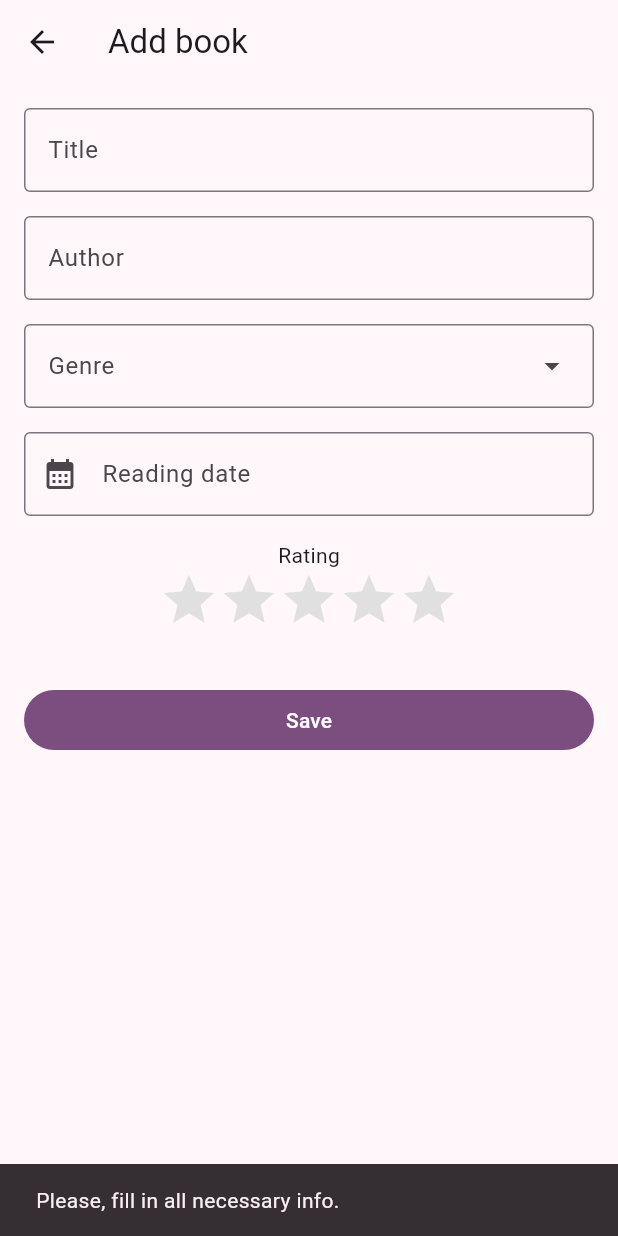
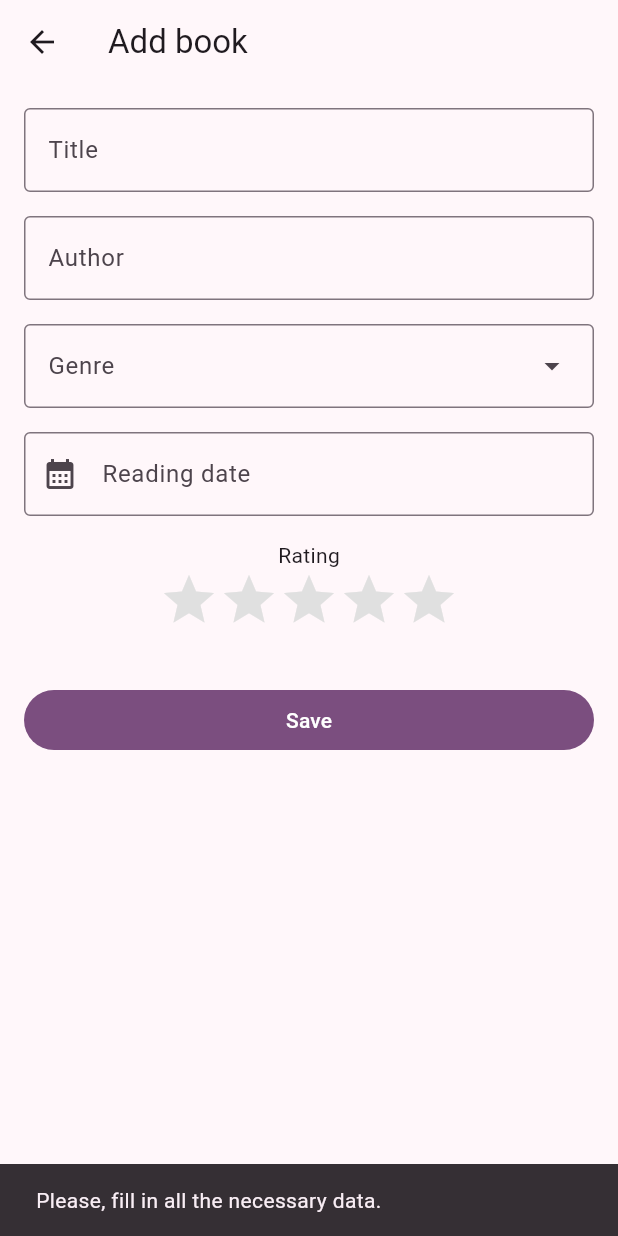
Before and after one commit to vlytvyne/bookshelf, a Flutter app: the AddBookScreen screen opened directly, after a tap on "Save", on a phone screen of 412 x 824 dp. Run offline on Flutter 3.47's test engine with Material 3 defaults, Android fonts, the phone set to English and light mode, and no system bars; drawn by our look-alikes of flutter_rating_bar; our stand-ins replace floor, flutter_riverpod, gap, sqflite; accounts and stored records are empty; generated files the repository leaves out were written again.

Commit message:
small refactor

```diff
--- a/lib/data/database/type_converters.dart
+++ b/lib/data/database/type_converters.dart
@@ -13,7 +13,6 @@ class DateTimeConverter extends TypeConverter<DateTime, int> {
   }
 }
 
-
 class GenreConverter extends TypeConverter<Genre, String> {
   @override
   Genre decode(String databaseValue) {
--- a/lib/data/enums/genre.dart
+++ b/lib/data/enums/genre.dart
@@ -8,7 +8,6 @@ enum Genre {
   classic('Classic'),
   memoir('Memoir');
 
-  /// Better to have it outside of the enum
   final String displayName;
 
   const Genre(this.displayName);
--- a/lib/ui/screens/add_book_screen.dart
+++ b/lib/ui/screens/add_book_screen.dart
@@ -28,10 +28,19 @@ class _AddBookScreenState extends ConsumerState<AddBookScreen> {
   @override
   Widget build(BuildContext context) {
     return Scaffold(
-      appBar: AppBar(
-        title: Text('Add book'),
-      ),
-      body: SingleChildScrollView(
+      appBar: _buildAppBar(),
+      body: _buildBody(context),
+    );
+  }
+
+  AppBar _buildAppBar() {
+    return AppBar(
+      title: const Text('Add book'),
+    );
+  }
+
+  SingleChildScrollView _buildBody(BuildContext context) {
+    return SingleChildScrollView(
       child: Form(
         key: _formKey,
         child: Padding(
@@ -39,21 +48,45 @@ class _AddBookScreenState extends ConsumerState<AddBookScreen> {
           child: Column(
             children: [
               const Gap(16),
-                TextFormField(
+              _buildTitleInputField(),
+              const Gap(16),
+              _buildAuthorInputField(),
+              const Gap(16),
+              _buildGenreDropdown(),
+              const Gap(16),
+              _buildDatePickerButton(context),
+              const Gap(16),
+              const Text('Rating'),
+              _buildRatingBar(),
+              const Gap(40),
+              _buildSaveBtn(),
+            ],
+          ),
+        ),
+      ),
+    );
+  }
+
+  TextFormField _buildTitleInputField() {
+    return TextFormField(
       controller: _titleController,
-                  decoration: InputDecoration(
+      decoration: const InputDecoration(
         hintText: 'Title',
       ),
-                ),
-                const Gap(16),
-                TextFormField(
+    );
+  }
+
+  TextFormField _buildAuthorInputField() {
+    return TextFormField(
       controller: _authorController,
-                  decoration: InputDecoration(
+      decoration: const InputDecoration(
         hintText: 'Author',
       ),
-                ),
-                const Gap(16),
-                DropdownMenu(
+    );
+  }
+
+  DropdownMenu<Genre> _buildGenreDropdown() {
+    return DropdownMenu(
       hintText: 'Genre',
       width: double.infinity,
       dropdownMenuEntries: Genre.values.map(
@@ -62,12 +95,14 @@ class _AddBookScreenState extends ConsumerState<AddBookScreen> {
       onSelected: (genre) {
         _selectedGenre = genre;
       },
-                ),
-                const Gap(16),
-                TextFormField(
+    );
+  }
+
+  TextFormField _buildDatePickerButton(BuildContext context) {
+    return TextFormField(
       controller: _readingDateController,
       readOnly: true,
-                  decoration: InputDecoration(
+      decoration: const InputDecoration(
         hintText: 'Reading date',
         prefixIcon: Icon(Icons.calendar_month),
       ),
@@ -78,10 +113,11 @@ class _AddBookScreenState extends ConsumerState<AddBookScreen> {
           _readingDateController.text = DateFormat.yMd().format(result);
         }
       },
-                ),
-                const Gap(16),
-                Text('Rating'),
-                RatingBar.builder(
+    );
+  }
+
+  RatingBar _buildRatingBar() {
+    return RatingBar.builder(
       initialRating: 0,
       direction: Axis.horizontal,
       itemCount: 5,
@@ -93,20 +129,16 @@ class _AddBookScreenState extends ConsumerState<AddBookScreen> {
         Icons.star,
         color: Colors.amber,
       ),
-                ),
-                const Gap(40),
-                SizedBox(
+    );
+  }
+
+  SizedBox _buildSaveBtn() {
+    return SizedBox(
       height: 40,
       width: double.infinity,
       child: FilledButton(
-                    child: Text('Save'),
+        child: const Text('Save'),
         onPressed: _onSaveClick,
-                  ),
-                ),
-              ],
-            ),
-          ),
-        ),
       ),
     );
   }
@@ -119,7 +151,7 @@ class _AddBookScreenState extends ConsumerState<AddBookScreen> {
         _selectedRating == 0
     ) {
       const snackBar = SnackBar(
-        content: Text('Please, fill in all necessary info.'),
+        content: Text('Please, fill in all the necessary data.'),
       );
 
       ScaffoldMessenger.of(context).showSnackBar(snackBar);
--- a/pubspec.yaml
+++ b/pubspec.yaml
@@ -22,6 +22,7 @@ dev_dependencies:
   flutter_lints: ^3.0.0
   build_runner: ^2.4.13
   floor_generator: ^1.5.0
+  one_line_text_style: ^0.6.0
 
 flutter:
   uses-material-design: true
```
Also changed, not shown: lib/app/app.dart (+7 -7 lines), lib/ui/screens/book_details_screen.dart (+66 -20 lines), lib/ui/screens/library_screen.dart (+19 -7 lines), lib/ui/styles/one_line_text_style.dart (added, +259 -0 lines), lib/ui/widgets/other/static_rating.dart (added, +27 -0 lines), lib/ui/widgets/tiles/book_tile.dart (+49 -8 lines), pubspec.lock. Lines whose indentation alone changed are shown as unchanged.
